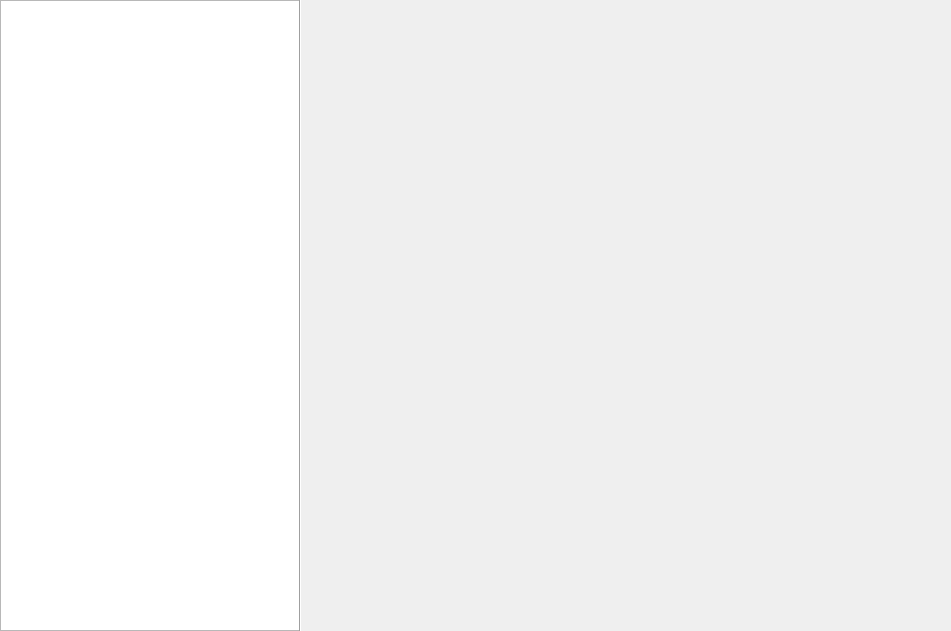
The window that src/forms/mainwindow.ui (AbduAmeen/Linux_Shortcut_Creator) describes before a commit, drawn with Qt 5.
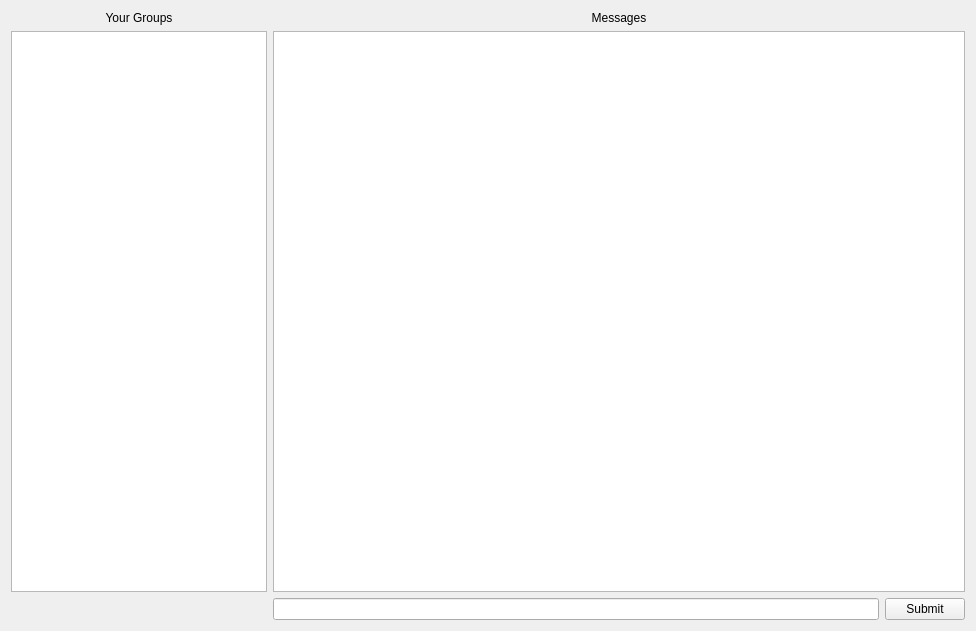
The same window after the commit.

What changed in the file:
```diff
--- a/src/forms/mainwindow.ui
+++ b/src/forms/mainwindow.ui
@@ -6,51 +6,78 @@
    <rect>
     <x>0</x>
     <y>0</y>
-    <width>951</width>
+    <width>976</width>
     <height>631</height>
    </rect>
   </property>
+  <property name="sizePolicy">
+   <sizepolicy hsizetype="Preferred" vsizetype="Preferred">
+    <horstretch>0</horstretch>
+    <verstretch>0</verstretch>
+   </sizepolicy>
+  </property>
   <property name="windowTitle">
    <string>MainWindow</string>
   </property>
   <widget class="QWidget" name="centralWidget">
-   <widget class="QWidget" name="verticalLayoutWidget">
-    <property name="geometry">
-     <rect>
-      <x>300</x>
-      <y>0</y>
-      <width>651</width>
-      <height>631</height>
-     </rect>
-    </property>
-    <layout class="QVBoxLayout" name="verticalLayout"/>
-   </widget>
-   <widget class="Line" name="line">
-    <property name="geometry">
-     <rect>
-      <x>290</x>
-      <y>-10</y>
-      <width>20</width>
-      <height>651</height>
-     </rect>
-    </property>
-    <property name="orientation">
-     <enum>Qt::Vertical</enum>
-    </property>
-   </widget>
-   <widget class="QListView" name="listView">
-    <property name="geometry">
-     <rect>
-      <x>0</x>
-      <y>0</y>
-      <width>301</width>
-      <height>631</height>
-     </rect>
-    </property>
-   </widget>
-   <zorder>verticalLayoutWidget</zorder>
-   <zorder>listView</zorder>
-   <zorder>line</zorder>
+   <layout class="QGridLayout" name="gridLayout">
+    <item row="0" column="0">
+     <widget class="QLabel" name="YourGroupsLabel">
+      <property name="text">
+       <string>Your Groups</string>
+      </property>
+      <property name="alignment">
+       <set>Qt::AlignCenter</set>
+      </property>
+     </widget>
+    </item>
+    <item row="0" column="1" colspan="2">
+     <widget class="QLabel" name="MessagesLabel">
+      <property name="text">
+       <string>Messages</string>
+      </property>
+      <property name="alignment">
+       <set>Qt::AlignCenter</set>
+      </property>
+     </widget>
+    </item>
+    <item row="6" column="1">
+     <widget class="QLineEdit" name="UserLineEdit"/>
+    </item>
+    <item row="2" column="0">
+     <widget class="QListView" name="FriendsListView">
+      <property name="sizePolicy">
+       <sizepolicy hsizetype="Preferred" vsizetype="Expanding">
+        <horstretch>0</horstretch>
+        <verstretch>0</verstretch>
+       </sizepolicy>
+      </property>
+     </widget>
+    </item>
+    <item row="6" column="2">
+     <widget class="QPushButton" name="SubmitButton">
+      <property name="sizePolicy">
+       <sizepolicy hsizetype="Preferred" vsizetype="Fixed">
+        <horstretch>0</horstretch>
+        <verstretch>0</verstretch>
+       </sizepolicy>
+      </property>
+      <property name="text">
+       <string>Submit</string>
+      </property>
+     </widget>
+    </item>
+    <item row="2" column="1" colspan="2">
+     <widget class="QListWidget" name="MessagesListWidget">
+      <property name="sizePolicy">
+       <sizepolicy hsizetype="Preferred" vsizetype="Preferred">
+        <horstretch>0</horstretch>
+        <verstretch>0</verstretch>
+       </sizepolicy>
+      </property>
+     </widget>
+    </item>
+   </layout>
   </widget>
  </widget>
  <layoutdefault spacing="6" margin="11"/>
```
